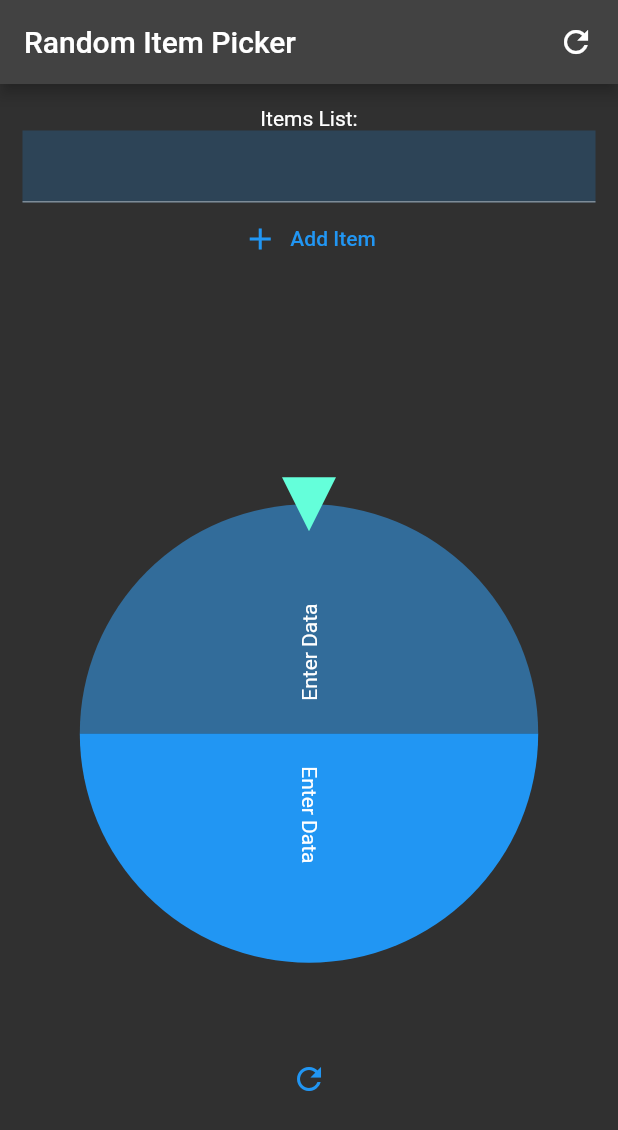
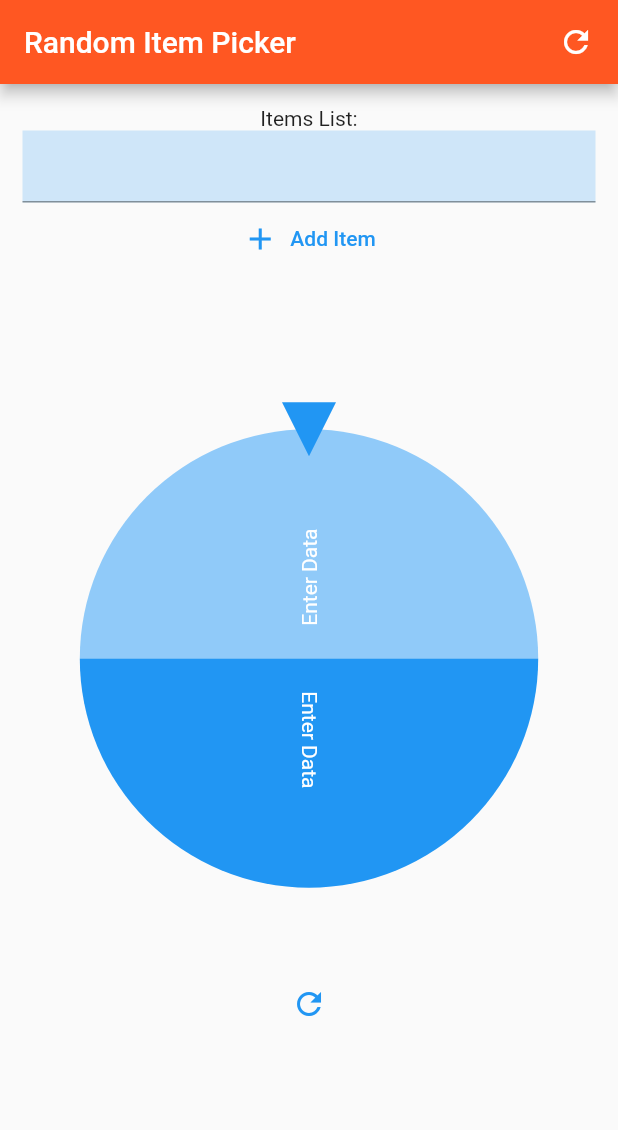
Before and after one commit to TristanGrobler/Random-Name-Picker---D-Project-1, a Flutter app: the screen it shows after launch, after a tap on the "refresh" icon, on a phone screen of 412 x 824 dp. Shown: the top 1130 px of the screen. Run offline on Flutter 3.47's test engine with Material 2 defaults, Android fonts, the phone set to English and light mode, and no system bars; drawn by our look-alikes of flutter_fortune_wheel.

Commit message:
Color updates.

```diff
--- a/lib/main.dart
+++ b/lib/main.dart
@@ -8,8 +8,8 @@ void main() {
   runApp(
     MaterialApp(
       theme: ThemeData(
-        brightness: Brightness.dark,
-        primaryColor: Colors.orange,
+        brightness: Brightness.light,
+        primaryColor: Colors.greenAccent,
       ),
       home: HomePage(),
     ),
@@ -29,7 +29,7 @@ class _HomePageState extends State<HomePage> {
   //This is the variable that holds the string of the input field.
   String itemText = '';
   //This is the variable that holds the list of items for the spinner.
-  List<String> stringList = [];
+  List<String> stringList = ['Zoe', 'Max', 'Alexander', 'Ryan'];
   //This is the stream controller for the spinning wheel.
   StreamController<int> controller = StreamController<int>.broadcast();
   // This is the item to control text in textfield
@@ -58,8 +58,10 @@ class _HomePageState extends State<HomePage> {
   @override
   Widget build(BuildContext context) {
     return Scaffold(
+      backgroundColor: Colors.grey.shade50,
       //This is the top bar that has the title of the app in it.
       appBar: AppBar(
+        backgroundColor: Colors.deepOrange,
         title: Row(
           mainAxisAlignment: MainAxisAlignment.spaceBetween,
           children: [
@@ -105,10 +107,10 @@ class _HomePageState extends State<HomePage> {
                   icon: Icon(Icons.add),
                   label: Text('Add Item')),
               SizedBox(
-                height: 100,
+                height: 50,
               ),
               Container(
-                height: MediaQuery.of(context).size.width,
+                height: MediaQuery.of(context).size.height / 2,
                 width: MediaQuery.of(context).size.width,
                 child: FortuneWheel(
                   selected: controller.stream,
--- a/pubspec.yaml
+++ b/pubspec.yaml
@@ -15,7 +15,7 @@ publish_to: 'none' # Remove this line if you wish to publish to pub.dev
 # In iOS, build-name is used as CFBundleShortVersionString while build-number used as CFBundleVersion.
 # Read more about iOS versioning at
 # https://developer.apple.com/library/archive/documentation/General/Reference/InfoPlistKeyReference/Articles/CoreFoundationKeys.html
-version: 1.0.0+1
+version: 1.0.1+2
 
 environment:
   sdk: ">=2.16.1 <3.0.0"
```
Also changed, not shown: 2 other files.
